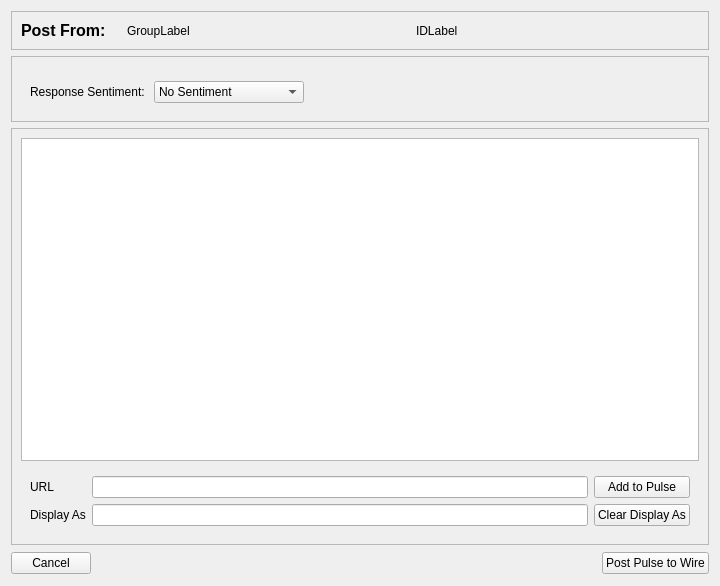
The window that retroshare-gui/src/gui/TheWire/PulseAddDialog.ui (RetroShare/RetroShare) describes before a commit, drawn with Qt 5.
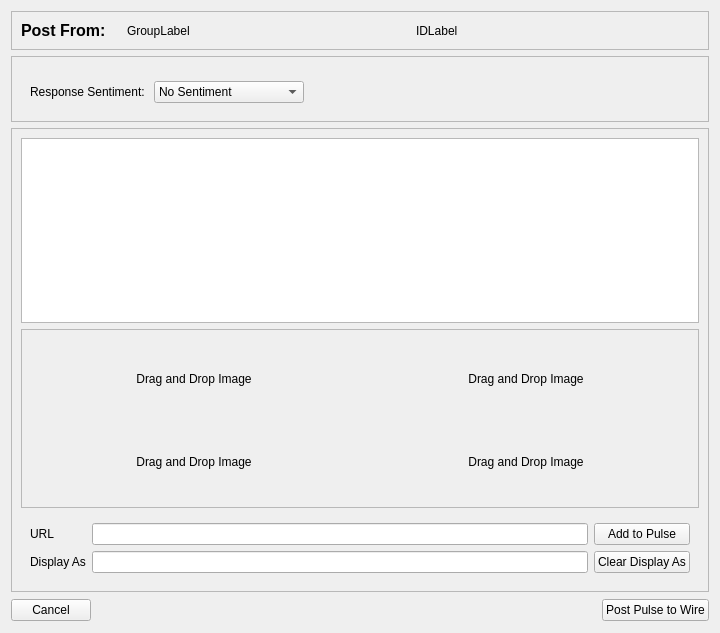
The same window after the commit. Custom widgets are drawn as their Qt base class.

Commit message: Add image handling to PulseAddDialog and PulseMessage

```diff
--- a/retroshare-gui/src/gui/TheWire/PulseAddDialog.ui
+++ b/retroshare-gui/src/gui/TheWire/PulseAddDialog.ui
@@ -7,7 +7,7 @@
     <x>0</x>
     <y>0</y>
     <width>720</width>
-    <height>586</height>
+    <height>633</height>
    </rect>
   </property>
   <property name="windowTitle">
@@ -161,6 +161,88 @@
       <item>
        <widget class="QTextEdit" name="textEdit_Pulse"/>
       </item>
+      <item>
+       <widget class="QFrame" name="frame_2">
+        <property name="minimumSize">
+         <size>
+          <width>0</width>
+          <height>100</height>
+         </size>
+        </property>
+        <property name="frameShape">
+         <enum>QFrame::StyledPanel</enum>
+        </property>
+        <property name="frameShadow">
+         <enum>QFrame::Raised</enum>
+        </property>
+        <layout class="QGridLayout" name="gridLayout_2">
+         <item row="0" column="0">
+          <widget class="QLabel" name="label_image1">
+           <property name="minimumSize">
+            <size>
+             <width>80</width>
+             <height>80</height>
+            </size>
+           </property>
+           <property name="text">
+            <string>Drag and Drop Image</string>
+           </property>
+           <property name="alignment">
+            <set>Qt::AlignCenter</set>
+           </property>
+          </widget>
+         </item>
+         <item row="0" column="1">
+          <widget class="QLabel" name="label_image2">
+           <property name="minimumSize">
+            <size>
+             <width>80</width>
+             <height>80</height>
+            </size>
+           </property>
+           <property name="text">
+            <string>Drag and Drop Image</string>
+           </property>
+           <property name="alignment">
+            <set>Qt::AlignCenter</set>
+           </property>
+          </widget>
+         </item>
+         <item row="1" column="0">
+          <widget class="QLabel" name="label_image3">
+           <property name="minimumSize">
+            <size>
+             <width>80</width>
+             <height>80</height>
+            </size>
+           </property>
+           <property name="text">
+            <string>Drag and Drop Image</string>
+           </property>
+           <property name="alignment">
+            <set>Qt::AlignCenter</set>
+           </property>
+          </widget>
+         </item>
+         <item row="1" column="1">
+          <widget class="QLabel" name="label_image4">
+           <property name="minimumSize">
+            <size>
+             <width>80</width>
+             <height>80</height>
+            </size>
+           </property>
+           <property name="text">
+            <string>Drag and Drop Image</string>
+           </property>
+           <property name="alignment">
+            <set>Qt::AlignCenter</set>
+           </property>
+          </widget>
+         </item>
+        </layout>
+       </widget>
+      </item>
       <item>
        <widget class="QFrame" name="frame_URL">
         <layout class="QGridLayout" name="gridLayout">
```
The commit also changes 4 other files.
